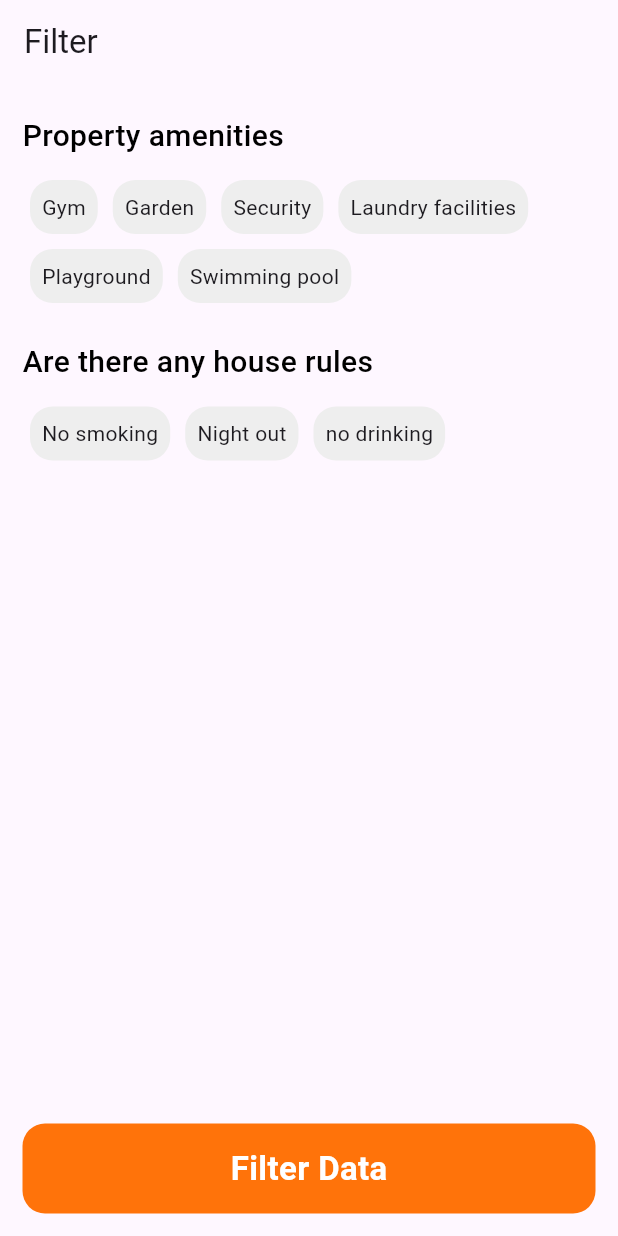
After one commit to Brogrammer207/trunriproject, a Flutter app: the FilterOptionScreen screen opened directly, on a phone screen of 412 x 824 dp. The commit adds this screen. Run offline on Flutter 3.47's test engine with Material 3 defaults, Android fonts, the phone set to English and light mode, and no system bars; our stand-ins replace cached_network_image, carousel_slider, cloud_firestore, dio, dots_indicator, file_picker and 20 more; missing offline and left inert: email_otp, flutter_facebook_auth, flutter_google_places_hoc081098, google_api_headers; accounts and stored records are empty.

Commit message:
By Manish - 20-06-2024

```diff
--- /dev/null
+++ b/lib/accommodation/filterOptionScreen.dart
@@ -0,0 +1,148 @@
+import 'dart:developer';
+
+import 'package:flutter/cupertino.dart';
+import 'package:flutter/material.dart';
+import 'package:get/get.dart';
+import 'package:trunriproject/accommodation/showFilterDataScreen.dart';
+
+class FilterOptionScreen extends StatefulWidget {
+  const FilterOptionScreen({super.key});
+
+  @override
+  State<FilterOptionScreen> createState() => _FilterOptionScreenState();
+}
+
+class _FilterOptionScreenState extends State<FilterOptionScreen> {
+  List<String> propertyAmenities = [];
+  List<String> homeRules = [];
+
+  @override
+  void initState() {
+    // TODO: implement initState
+    super.initState();
+  }
+
+  @override
+  Widget build(BuildContext context) {
+    Size size = MediaQuery.of(context).size;
+    return Scaffold(
+      appBar: AppBar(
+        title: Text('Filter'),
+        automaticallyImplyLeading: false,
+      ),
+      body: SingleChildScrollView(
+        child: Container(
+          margin: EdgeInsets.only(left: 15, right: 15),
+          child: Column(
+            mainAxisAlignment: MainAxisAlignment.start,
+            crossAxisAlignment: CrossAxisAlignment.start,
+            children: [
+              const SizedBox(height: 20),
+              const Text(
+                'Property amenities',
+                style: TextStyle(fontSize: 20, fontWeight: FontWeight.w500, color: Colors.black),
+              ),
+              const SizedBox(height: 10),
+              Wrap(
+                children: [
+                  for (String amenity in [
+                    'Gym',
+                    'Garden',
+                    'Security',
+                    'Laundry facilities',
+                    'Playground',
+                    'Swimming pool'
+                  ])
+                    GestureDetector(
+                      onTap: () {
+                        setState(() {
+                          if (propertyAmenities.contains(amenity)) {
+                            propertyAmenities.remove(amenity);
+                          } else {
+                            propertyAmenities.add(amenity);
+                          }
+                        });
+                      },
+                      child: Container(
+                        margin: const EdgeInsets.all(5),
+                        padding: const EdgeInsets.all(8),
+                        decoration: BoxDecoration(
+                          color: propertyAmenities.contains(amenity) ? Color(0xffFF730A) : Colors.grey.shade200,
+                          borderRadius: BorderRadius.circular(15),
+                        ),
+                        child: Text(amenity),
+                      ),
+                    ),
+                ],
+              ),
+              const SizedBox(height: 20),
+              const Text(
+                'Are there any house rules',
+                style: TextStyle(fontSize: 20, fontWeight: FontWeight.w500, color: Colors.black),
+              ),
+              const SizedBox(height: 10),
+              Wrap(
+                children: [
+                  for (String amenity in [
+                    'No smoking',
+                    'Night out',
+                    'no drinking',
+                  ])
+                    GestureDetector(
+                      onTap: () {
+                        setState(() {
+                          if (homeRules.contains(amenity)) {
+                            homeRules.remove(amenity);
+                          } else {
+                            homeRules.add(amenity);
+                          }
+                        });
+                      },
+                      child: Container(
+                        margin: const EdgeInsets.all(5),
+                        padding: const EdgeInsets.all(8),
+                        decoration: BoxDecoration(
+                          color: homeRules.contains(amenity) ? Color(0xffFF730A) : Colors.grey.shade200,
+                          borderRadius: BorderRadius.circular(15),
+                        ),
+                        child: Text(amenity),
+                      ),
+                    ),
+                ],
+              ),
+            ],
+          ),
+        ),
+      ),
+      bottomNavigationBar: GestureDetector(
+        onTap: () {
+          log(homeRules.toString());
+          Get.to(ShowFilterDataScreen(
+            homeRules: homeRules,
+            propertyAmenities: propertyAmenities,
+          ));
+        },
+        child: Container(
+          margin: EdgeInsets.all(15),
+          width: size.width,
+          height: 60,
+          padding: const EdgeInsets.symmetric(vertical: 12),
+          decoration: BoxDecoration(
+            color: const Color(0xffFF730A),
+            borderRadius: BorderRadius.circular(15),
+          ),
+          child: const Center(
+            child: Text(
+              "Filter Data",
+              style: TextStyle(
+                fontWeight: FontWeight.bold,
+                color: Colors.white,
+                fontSize: 22,
+              ),
+            ),
+          ),
+        ),
+      ),
+    );
+  }
+}
```
Also changed, not shown: lib/accommodation/locationScreen.dart (+11 -1 lines), lib/accommodation/lookingForAPlaceScreen.dart (+37 -1 lines), lib/accommodation/showFilterDataScreen.dart (added, +114 -0 lines).
